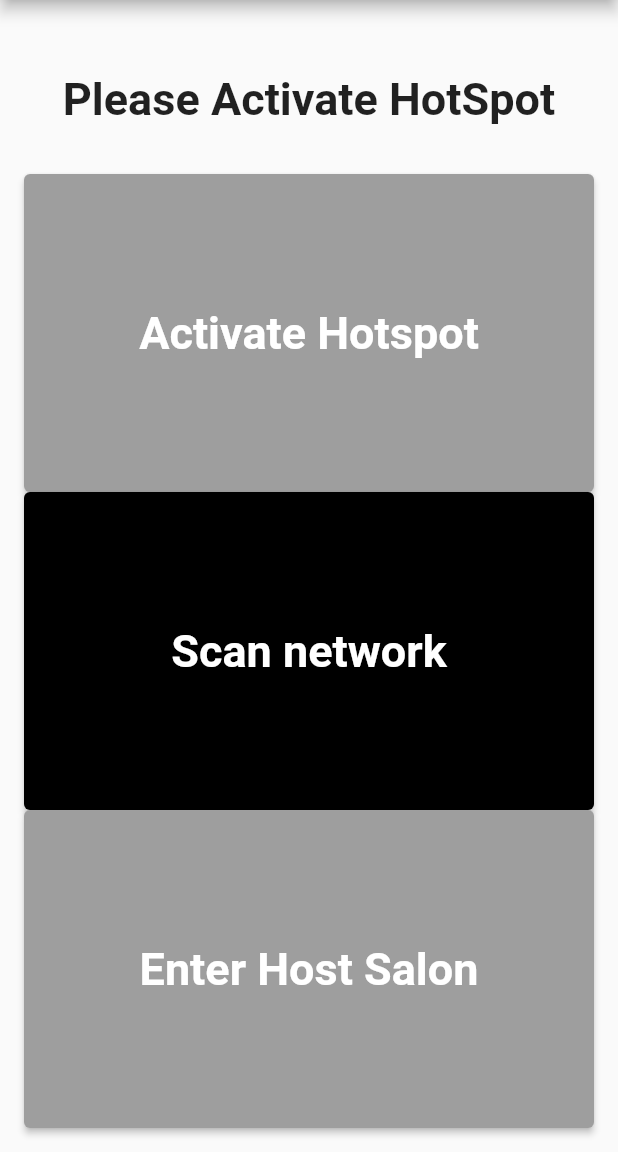
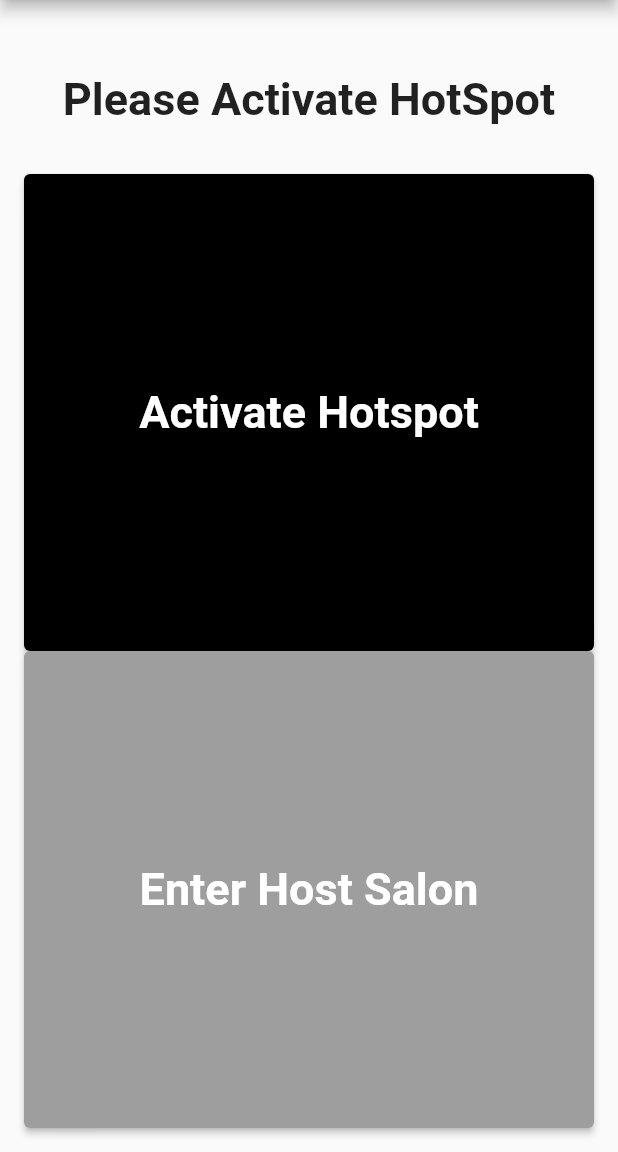
Before and after one commit to AnasBESBAS1/PIC_Sime, a Flutter app: the Host screen opened by its route, on a phone screen of 412 x 824 dp, the part 84-1236 px from its top. Run offline on Flutter 3.47's test engine with Material 2 defaults, Android fonts, the phone set to English and light mode, and no system bars; our stand-ins replace connectivity; missing offline and left inert: app_settings, flutter_sound, lan_scanner, mic_stream, wifi_scan.

```diff
--- a/lib/main.dart
+++ b/lib/main.dart
@@ -4,7 +4,6 @@ import './views/host/Host.dart';
 import './views/guest/GuestPage.dart';
 import './views/host/HostHomepage.dart';
 import './httpServer/HttpServer.dart';
-import '/views/host/ListWidget.dart';
 import './views/host/MainMenu.dart';
 import './views/host/Salon.dart';
 
@@ -32,7 +31,6 @@ class MyApp extends StatelessWidget {
           '/Http_Server' : (context) => Http_Server(),
           '/GuestPage' : (context) => GuestPage(),
           '/HostHomepage' : (context) => HostHomepage(),
-          '/ListWidget' : (context) => ListWidget(),
         });
   }
 }
--- a/lib/views/host/Host.dart
+++ b/lib/views/host/Host.dart
@@ -50,7 +50,7 @@ class _Host extends State<Host> {
                     child: ElevatedButton(
                       style: ElevatedButton.styleFrom(
                         minimumSize: const Size.fromHeight(40),
-                        backgroundColor: Colors.grey,
+                        backgroundColor: Colors.black,
                       ),
                       onPressed: () {
                         AppSettings.openHotspotSettings(
@@ -59,24 +59,6 @@ class _Host extends State<Host> {
                       },
                       child: const Text(
                         'Activate Hotspot',
-                        style: TextStyle(
-                            fontSize: 30, fontWeight: FontWeight.bold),
-                      ),
-                    ),
-                  ),
-                  Expanded(
-                    child: ElevatedButton(
-                      style: ElevatedButton.styleFrom(
-                        minimumSize: const Size.fromHeight(40),
-                        backgroundColor: Colors.black, // Background color
-                      ),
-                      onPressed: () {
-                        print("pressed");
-                        Navigator.pushNamed(context, '/Scanner');
-                        const Icon(Icons.arrow_forward_ios);
-                      },
-                      child: const Text(
-                        'Scan network',
                         style: TextStyle(
                             fontSize: 30, fontWeight: FontWeight.bold),
                       ),
--- a/lib/views/host/HostHomepage.dart
+++ b/lib/views/host/HostHomepage.dart
@@ -79,9 +79,9 @@ class _HostHomepage extends State<HostHomepage> {
                 child: Center(
                     child: GestureDetector(
                       onTap: () async {
-                        _hostss.clear();
                         final scanner = LanScanner(debugLogging: true);
                         final ip = await myLocalIp();
+                        _hostss.clear();
                         var ipCopy = ip.toString();
                         ipCopy = ipToCSubnet(ipCopy.toString());
                         print("ip issss");
```
Also changed, not shown: lib/views/host/ListWidget.dart (deleted, +0 -53 lines).
